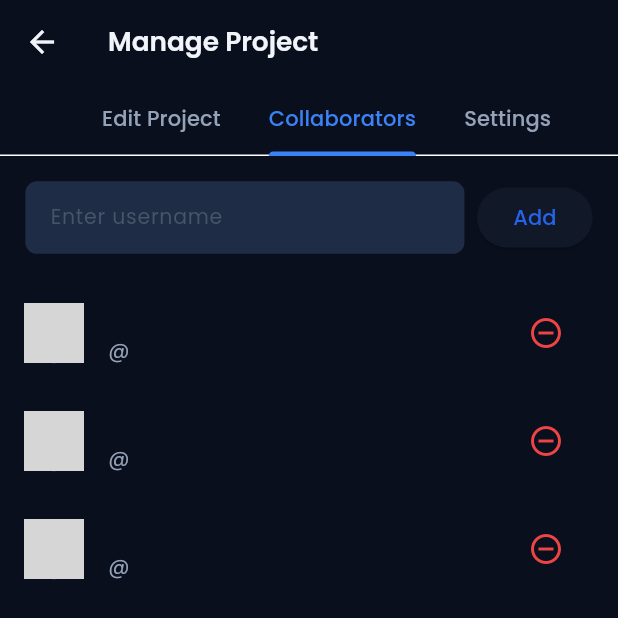
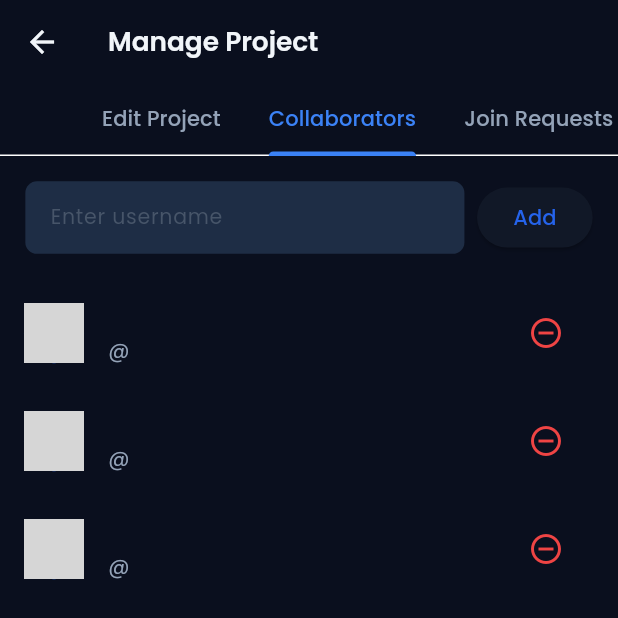
Before and after one commit to Sharvani-G/TeamSync, a Flutter app: the ProjectAdminScreen screen opened directly with empty values, tab 2 chosen, on a phone screen of 412 x 824 dp, the top half of it. Run offline on Flutter 3.47's test engine with Material 3 defaults, Android fonts, the phone set to English and light mode, and no system bars; our stand-ins replace cached_network_image, cloud_firestore, file_picker, firebase_auth, firebase_core, firebase_messaging and 5 more; missing offline and left inert: dart:html, flutter_webrtc; accounts and stored records are empty; network calls fail; grey boxes are pictures that could not be loaded.

Commit message:
fix: align isOpenForRequests in project admin screen and fix unread chat notifications deduplication query

```diff
--- a/lib/screens/project_admin_screen.dart
+++ b/lib/screens/project_admin_screen.dart
@@ -28,7 +28,7 @@ class _ProjectAdminScreenState extends State<ProjectAdminScreen> with SingleTick
   final List<String> _skills = [];
   bool _isLoading = false;
   String _visibility = 'private';
-  bool _isOpenToRequests = false;
+  bool _isOpenForRequests = false;
 
   late Stream<Project?> _projectStream;
 
@@ -36,13 +36,17 @@ class _ProjectAdminScreenState extends State<ProjectAdminScreen> with SingleTick
   void initState() {
     super.initState();
     _projectStream = ProjectService.instance.watchProject(widget.projectId);
-    final hasRequests = widget.project.isOpenToRequests;
-    _tabController = TabController(length: hasRequests ? 4 : 3, vsync: this);
+
+    // Explicitly use your core data mapping to determine if the tab should render
+    _isOpenForRequests = widget.project.isOpenForRequests;
+
+    // Ensure the tab controller matches the total tabs rendered below
+    _tabController = TabController(length: 4, vsync: this);
+
     _nameController.text = widget.project.title;
     _descController.text = widget.project.description;
     _skills.addAll(widget.project.requiredSkills);
     _visibility = widget.project.visibility;
-    _isOpenToRequests = widget.project.isOpenForRequests;
     _collabCountController.text = widget.project.requiredCollaborators.toString();
   }
 
@@ -57,21 +61,15 @@ class _ProjectAdminScreenState extends State<ProjectAdminScreen> with SingleTick
     super.dispose();
   }
 
-  Future<void> _saveEditProject() async {
-    setState(() => _isLoading = true);
-    try {
-      await ProjectService.instance.updateProject(
-        projectId: widget.projectId,
-        // Assuming updateProject can also take name and description if needed,
-        // but current signature in ProjectService doesn't have them.
-        // I should probably update ProjectService.updateProject.
-      );
-      // Let's update ProjectService.updateProject first.
-    } catch (e) {
-      ScaffoldMessenger.of(context).showSnackBar(SnackBar(content: Text(e.toString())));
-    } finally {
-      setState(() => _isLoading = false);
-    }
+  InputDecoration _inputDecoration(String hint) {
+    return InputDecoration(
+      hintText: hint,
+      hintStyle: TextStyle(color: AppColors.kTextHint),
+      filled: true,
+      fillColor: AppColors.kBgInput,
+      focusedBorder: OutlineInputBorder(borderRadius: BorderRadius.circular(8.r), borderSide: BorderSide(color: AppColors.kAccentBlue, width: 1.5)),
+      enabledBorder: OutlineInputBorder(borderRadius: BorderRadius.circular(8.r), borderSide: BorderSide.none),
+    );
   }
 
   @override
@@ -88,10 +86,10 @@ class _ProjectAdminScreenState extends State<ProjectAdminScreen> with SingleTick
           labelColor: AppColors.kAccentLight,
           unselectedLabelColor: AppColors.kTextSecond,
           indicatorColor: AppColors.kAccentLight,
-          tabs: [
+          tabs: const [
             Tab(text: 'Edit Project'),
             Tab(text: 'Collaborators'),
-            if (widget.project.isOpenToRequests) Tab(text: 'Join Requests'),
+            Tab(text: 'Join Requests'),
             Tab(text: 'Settings'),
           ],
         ),
@@ -101,7 +99,7 @@ class _ProjectAdminScreenState extends State<ProjectAdminScreen> with SingleTick
         children: [
           _buildEditProjectTab(),
           _buildCollaboratorsTab(),
-          if (widget.project.isOpenToRequests) _buildJoinRequestsTab(),
+          _buildJoinRequestsTab(),
           _buildSettingsTab(),
         ],
       ),
@@ -135,7 +133,7 @@ class _ProjectAdminScreenState extends State<ProjectAdminScreen> with SingleTick
                     _skillController.clear();
                   });
                 }
-              }, child: Text('Add')),
+              }, child: const Text('Add')),
             ],
           ),
           Wrap(
@@ -149,21 +147,20 @@ class _ProjectAdminScreenState extends State<ProjectAdminScreen> with SingleTick
               onPressed: () async {
                 setState(() => _isLoading = true);
                 try {
-                  // I'll update ProjectService.updateProject below
                   await ProjectService.instance.updateProjectDetails(
                     projectId: widget.projectId,
                     title: _nameController.text.trim(),
                     description: _descController.text.trim(),
                     requiredSkills: _skills,
                   );
-                  ScaffoldMessenger.of(context).showSnackBar(SnackBar(content: Text('Project updated')));
+                  ScaffoldMessenger.of(context).showSnackBar(const SnackBar(content: Text('Project updated')));
                 } catch (e) {
                   ScaffoldMessenger.of(context).showSnackBar(SnackBar(content: Text(e.toString())));
                 } finally {
                   setState(() => _isLoading = false);
                 }
               },
-              child: _isLoading ? CircularProgressIndicator() : Text('Save Changes'),
+              child: _isLoading ? const CircularProgressIndicator() : const Text('Save Changes'),
             ),
           ),
         ],
@@ -186,12 +183,12 @@ class _ProjectAdminScreenState extends State<ProjectAdminScreen> with SingleTick
                   try {
                     await ProjectService.instance.addCollaboratorByUsername(projectId: widget.projectId, collaboratorUsername: username);
                     _collabUsernameController.clear();
-                    ScaffoldMessenger.of(context).showSnackBar(SnackBar(content: Text('Collaborator added')));
+                    ScaffoldMessenger.of(context).showSnackBar(const SnackBar(content: Text('Collaborator added')));
                   } catch (e) {
                     ScaffoldMessenger.of(context).showSnackBar(SnackBar(content: Text(e.toString())));
                   }
                 }
-              }, child: Text('Add')),
+              }, child: const Text('Add')),
             ],
           ),
         ),
@@ -199,7 +196,7 @@ class _ProjectAdminScreenState extends State<ProjectAdminScreen> with SingleTick
           child: StreamBuilder<Project?>(
             stream: _projectStream,
             builder: (context, snapshot) {
-              if (!snapshot.hasData) return Center(child: CircularProgressIndicator());
+              if (!snapshot.hasData) return const Center(child: CircularProgressIndicator());
               final collaborators = snapshot.data!.collaborators;
               final memberIds = collaborators.keys.where((id) => id != snapshot.data!.createdBy).toList();
 
@@ -210,14 +207,14 @@ class _ProjectAdminScreenState extends State<ProjectAdminScreen> with SingleTick
                   return FutureBuilder<AppUser?>(
                     future: UserService.instance.getUserById(uid),
                     builder: (context, userSnap) {
-                      if (!userSnap.hasData) return ListTile(title: Text('Loading...'));
+                      if (!userSnap.hasData) return const ListTile(title: Text('Loading...'));
                       final user = userSnap.data!;
                       return ListTile(
                         leading: CircleAvatar(backgroundImage: NetworkImage(user.photoUrl.isNotEmpty ? user.photoUrl : 'https://ui-avatars.com/api/?name=${user.name}')),
-                        title: Text(user.name, style: TextStyle(color: AppColors.kTextPrimary)),
-                        subtitle: Text('@${user.username}', style: TextStyle(color: AppColors.kTextSecond)),
+                        title: Text(user.name, style: const TextStyle(color: AppColors.kTextPrimary)),
+                        subtitle: Text('@${user.username}', style: const TextStyle(color: AppColors.kTextSecond)),
                         trailing: IconButton(
-                          icon: Icon(Icons.remove_circle_outline, color: AppColors.kDanger),
+                          icon: const Icon(Icons.remove_circle_outline, color: AppColors.kDanger),
                           onPressed: () => _confirmRemoveCollaborator(uid),
                         ),
                       );
@@ -236,11 +233,11 @@ class _ProjectAdminScreenState extends State<ProjectAdminScreen> with SingleTick
     final confirm = await showDialog<bool>(
       context: context,
       builder: (context) => AlertDialog(
-        title: Text('Remove Collaborator'),
-        content: Text('Are you sure you want to remove this collaborator?'),
+        title: const Text('Remove Collaborator'),
+        content: const Text('Are you sure you want to remove this collaborator?'),
         actions: [
-          TextButton(onPressed: () => Navigator.pop(context, false), child: Text('Cancel')),
-          TextButton(onPressed: () => Navigator.pop(context, true), child: Text('Remove', style: TextStyle(color: AppColors.kDanger))),
+          TextButton(onPressed: () => Navigator.pop(context, false), child: const Text('Cancel')),
+          TextButton(onPressed: () => Navigator.pop(context, true), child: const Text('Remove', style: TextStyle(color: AppColors.kDanger))),
         ],
       ),
     );
@@ -258,10 +255,21 @@ class _ProjectAdminScreenState extends State<ProjectAdminScreen> with SingleTick
     return StreamBuilder<List<JoinRequest>>(
       stream: ProjectService.instance.watchPendingJoinRequests(widget.projectId),
       builder: (context, snapshot) {
-        if (snapshot.connectionState == ConnectionState.waiting) return Center(child: CircularProgressIndicator());
+        if (snapshot.connectionState == ConnectionState.waiting) return const Center(child: CircularProgressIndicator());
         final requests = snapshot.data ?? [];
 
-        if (requests.isEmpty) return Center(child: Text('No pending requests', style: TextStyle(color: AppColors.kTextSecond)));
+        if (requests.isEmpty) {
+          return Center(
+            child: Column(
+              mainAxisAlignment: MainAxisAlignment.center,
+              children: [
+                Icon(Icons.assignment_ind_outlined, color: AppColors.kTextHint, size: 48.sp),
+                SizedBox(height: 12.h),
+                const Text('No pending requests for this project', style: TextStyle(color: AppColors.kTextSecond)),
+              ],
+            ),
+          );
+        }
 
         return ListView.builder(
           padding: EdgeInsets.all(16.w),
@@ -278,13 +286,13 @@ class _ProjectAdminScreenState extends State<ProjectAdminScreen> with SingleTick
                   children: [
                     Row(
                       children: [
-                        CircleAvatar(child: Text(req.requestedByName[0])),
+                        CircleAvatar(child: Text(req.requestedByName.isNotEmpty ? req.requestedByName[0] : 'U')),
                         SizedBox(width: 12.w),
                         Expanded(
                           child: Column(
                             crossAxisAlignment: CrossAxisAlignment.start,
                             children: [
-                              Text(req.requestedByName, style: TextStyle(color: AppColors.kTextPrimary, fontWeight: FontWeight.bold)),
+                              Text(req.requestedByName, style: const TextStyle(color: AppColors.kTextPrimary, fontWeight: FontWeight.bold)),
                               Text(DateFormat.yMMMd().format(req.createdAt), style: TextStyle(color: AppColors.kTextSecond, fontSize: 12.sp)),
                             ],
                           ),
@@ -293,7 +301,7 @@ class _ProjectAdminScreenState extends State<ProjectAdminScreen> with SingleTick
                     ),
                     if (req.message.isNotEmpty) ...[
                       SizedBox(height: 8.h),
-                      Text(req.message, style: TextStyle(color: AppColors.kTextPrimary)),
+                      Text(req.message, style: const TextStyle(color: AppColors.kTextPrimary)),
                     ],
                     SizedBox(height: 12.h),
                     Row(
@@ -301,14 +309,14 @@ class _ProjectAdminScreenState extends State<ProjectAdminScreen> with SingleTick
                       children: [
                         OutlinedButton(
                           onPressed: () => ProjectService.instance.rejectJoinRequest(req.id),
-                          style: OutlinedButton.styleFrom(side: BorderSide(color: AppColors.kDanger), foregroundColor: AppColors.kDanger),
-                          child: Text('Reject'),
+                          style: OutlinedButton.styleFrom(side: const BorderSide(color: AppColors.kDanger), foregroundColor: AppColors.kDanger),
+                          child: const Text('Reject'),
                         ),
                         SizedBox(width: 8.w),
                         ElevatedButton(
                           onPressed: () => ProjectService.instance.acceptJoinRequest(req.id, projectId: widget.projectId),
                           style: ElevatedButton.styleFrom(backgroundColor: AppColors.kSuccess),
-                          child: Text('Approve'),
+                          child: const Text('Approve'),
                         ),
                       ],
                     ),
@@ -332,22 +340,22 @@ class _ProjectAdminScreenState extends State<ProjectAdminScreen> with SingleTick
           Row(
             children: [
               Radio<String>(value: 'private', groupValue: _visibility, onChanged: (v) => setState(() => _visibility = v!), activeColor: AppColors.kAccentLight),
-              Text('Private', style: TextStyle(color: AppColors.kTextPrimary)),
+              const Text('Private', style: TextStyle(color: AppColors.kTextPrimary)),
               SizedBox(width: 20.w),
               Radio<String>(value: 'public', groupValue: _visibility, onChanged: (v) => setState(() => _visibility = v!), activeColor: AppColors.kAccentLight),
-              Text('Public', style: TextStyle(color: AppColors.kTextPrimary)),
+              const Text('Public', style: TextStyle(color: AppColors.kTextPrimary)),
             ],
           ),
           if (_visibility == 'public') ...[
             SwitchListTile(
-              title: Text('Open to join requests', style: TextStyle(color: AppColors.kTextPrimary)),
-              value: _isOpenToRequests,
-              onChanged: (v) => setState(() => _isOpenToRequests = v),
+              title: const Text('Open to join requests', style: TextStyle(color: AppColors.kTextPrimary)),
+              value: _isOpenForRequests,
+              onChanged: (v) => setState(() => _isOpenForRequests = v),
               activeColor: AppColors.kAccentLight,
             ),
-            if (_isOpenToRequests) ...[
+            if (_isOpenForRequests) ...[
               _Label('Collaborators required'),
-              TextField(controller: _collabCountController, keyboardType: TextInputType.number, style: TextStyle(color: AppColors.kTextPrimary)),
+              TextField(controller: _collabCountController, keyboardType: TextInputType.number, style: const TextStyle(color: AppColors.kTextPrimary)),
             ],
           ],
           SizedBox(height: 40.h),
@@ -359,19 +367,19 @@ class _ProjectAdminScreenState extends State<ProjectAdminScreen> with SingleTick
                   await ProjectService.instance.updateProject(
                     projectId: widget.projectId,
                     visibility: _visibility,
-                    isOpenForRequests: _isOpenToRequests,
+                    isOpenForRequests: _isOpenForRequests,
                     requiredCollaborators: int.tryParse(_collabCountController.text) ?? 0,
                   );
-                  ScaffoldMessenger.of(context).showSnackBar(SnackBar(content: Text('Settings saved')));
+                  ScaffoldMessenger.of(context).showSnackBar(const SnackBar(content: Text('Settings saved')));
                 } catch (e) {
                   ScaffoldMessenger.of(context).showSnackBar(SnackBar(content: Text(e.toString())));
                 }
               },
-              child: Text('Save Settings'),
+              child: const Text('Save Settings'),
             ),
           ),
           SizedBox(height: 20.h),
-          Divider(color: AppColors.kDivider),
+          const Divider(color: AppColors.kDivider),
           SizedBox(height: 20.h),
           Text('Danger Zone', style: TextStyle(color: AppColors.kDanger, fontWeight: FontWeight.bold, fontSize: 16.sp)),
           SizedBox(height: 12.h),
@@ -380,7 +388,7 @@ class _ProjectAdminScreenState extends State<ProjectAdminScreen> with SingleTick
             child: ElevatedButton(
               onPressed: _confirmDeleteProject,
               style: ElevatedButton.styleFrom(backgroundColor: AppColors.kDanger),
-              child: Text('Delete Project', style: TextStyle(color: Colors.white)),
+              child: const Text('Delete Project', style: TextStyle(color: Colors.white)),
             ),
           ),
         ],
@@ -392,11 +400,11 @@ class _ProjectAdminScreenState extends State<ProjectAdminScreen> with SingleTick
     final confirm = await showDialog<bool>(
       context: context,
       builder: (context) => AlertDialog(
-        title: Text('Delete Project'),
-        content: Text('Are you sure you want to delete this project? This action cannot be undone.'),
+        title: const Text('Delete Project'),
+        content: const Text('Are you sure you want to delete this project? This action cannot be undone.'),
         actions: [
-          TextButton(onPressed: () => Navigator.pop(context, false), child: Text('Cancel')),
-          TextButton(onPressed: () => Navigator.pop(context, true), child: Text('Delete', style: TextStyle(color: AppColors.kDanger))),
+          TextButton(onPressed: () => Navigator.pop(context, false), child: const Text('Cancel')),
+          TextButton(onPressed: () => Navigator.pop(context, true), child: const Text('Delete', style: TextStyle(color: AppColors.kDanger))),
         ],
       ),
     );
@@ -404,23 +412,12 @@ class _ProjectAdminScreenState extends State<ProjectAdminScreen> with SingleTick
     if (confirm == true) {
       try {
         await ProjectService.instance.deleteProject(widget.projectId);
-        Navigator.pop(context); // Close Manage Project
-        Navigator.pop(context); // Close Workspace
+        Navigator.pop(context);
+        Navigator.pop(context);
       } catch (e) {
         ScaffoldMessenger.of(context).showSnackBar(SnackBar(content: Text(e.toString())));
       }
     }
-  }
-
-  InputDecoration _inputDecoration(String hint) {
-    return InputDecoration(
-      hintText: hint,
-      hintStyle: TextStyle(color: AppColors.kTextHint),
-      filled: true,
-      fillColor: AppColors.kBgInput,
-      focusedBorder: OutlineInputBorder(borderRadius: BorderRadius.circular(8.r), borderSide: BorderSide(color: AppColors.kAccentBlue, width: 1.5)),
-      enabledBorder: OutlineInputBorder(borderRadius: BorderRadius.circular(8.r), borderSide: BorderSide.none),
-    );
   }
 }
 
--- a/lib/services/notification_service.dart
+++ b/lib/services/notification_service.dart
@@ -296,13 +296,13 @@ class NotificationService {
             .collection('notifications')
             .where('userId', isEqualTo: userId)
             .where('type', isEqualTo: 'chat_message')
-            .where('data.channelId', isEqualTo: channelId)
+            .where('id', isEqualTo: 'chat_message_${projectId}_$channelId')
             .where('read', isEqualTo: false)
             .limit(1)
             .get();
 
         if (existing.docs.isNotEmpty) {
-          return; // Already have unread notification for this channel
+          return;
         }
       }
     }
```
